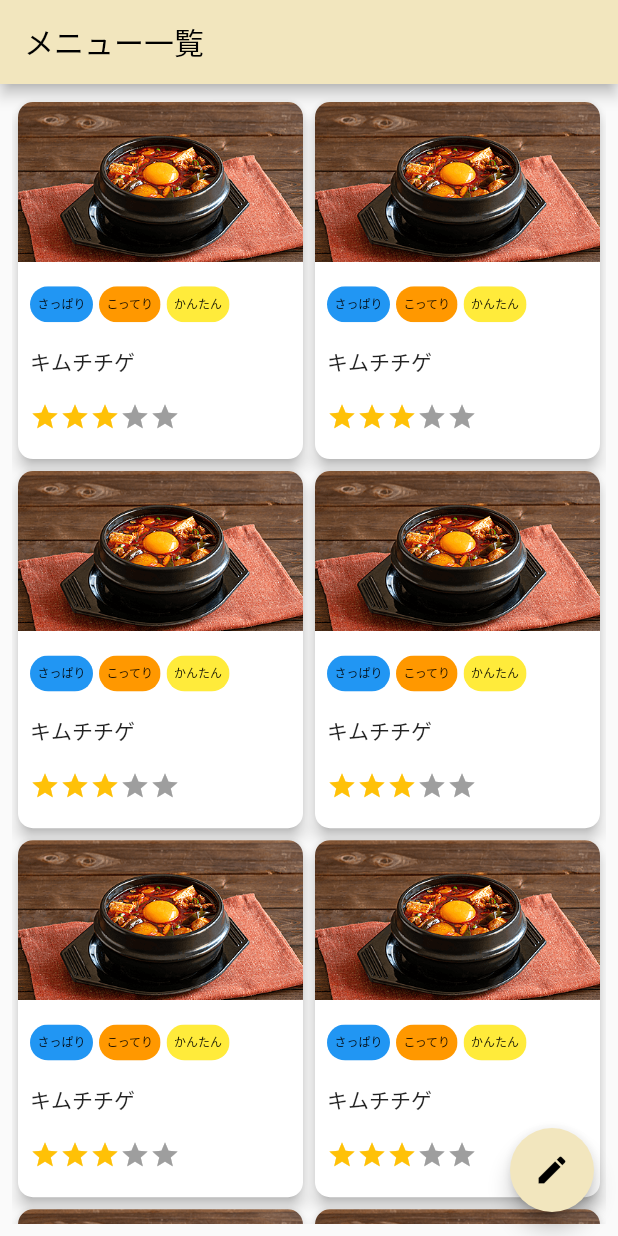
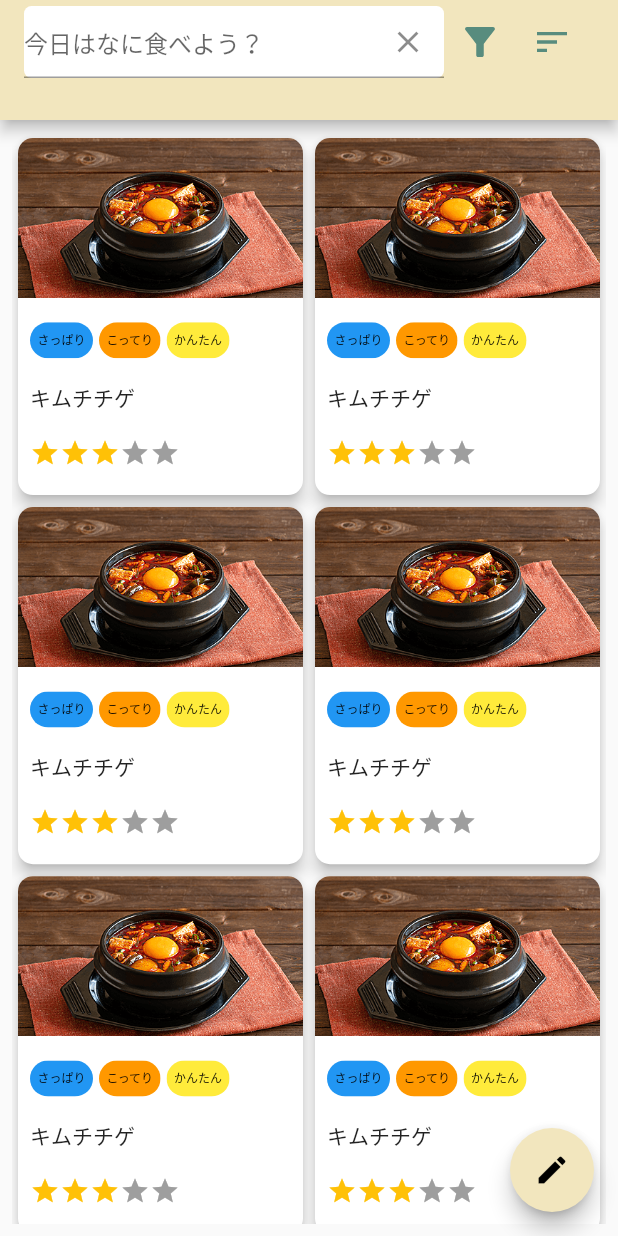
Before and after one commit to baekx/becos_kitchen, a Flutter app: the screen it shows after launch, on a phone screen of 412 x 824 dp. Run offline on Flutter 3.47's test engine with Material 2 defaults, Android fonts, the phone set to English and light mode, and no system bars; drawn by our look-alikes of flutter_rating_bar; our stand-ins replace cloud_firestore, firebase_core, flutter_riverpod, flutter_svg, freezed_annotation, image_picker; accounts and stored records are empty.

Commit message:
vector asset追加

```diff
--- a/lib/common/material_color.dart
+++ b/lib/common/material_color.dart
@@ -13,3 +13,5 @@ const MaterialColor customSwatch = MaterialColor(_mainColor, <int, Color>{
   800: Color(0xFFECDBA7),
   900: Color(0xFFE8D599),
 });
+
+const int iconColor = 0xFF588C7E;
--- a/lib/screen/main.dart
+++ b/lib/screen/main.dart
@@ -17,10 +17,12 @@ class MyApp extends StatelessWidget {
   @override
   Widget build(BuildContext context) {
     return MaterialApp(
+      debugShowCheckedModeBanner: false,
       title: "Beco's Kitchen",
       theme: ThemeData(
-        primarySwatch: customSwatch,
-      ),
+          primarySwatch: customSwatch,
+          iconTheme: const IconThemeData.fallback()
+              .copyWith(color: const Color(iconColor))),
       home: const MenuListPage(),
     );
   }
--- a/lib/screen/menu_list/menu_list_page.dart
+++ b/lib/screen/menu_list/menu_list_page.dart
@@ -5,6 +5,7 @@ import 'package:becos_kitchen/component/menu_card.dart';
 import 'package:becos_kitchen/screen/add_menu/add_menu_page.dart';
 import 'package:flutter/material.dart';
 import 'package:flutter_riverpod/flutter_riverpod.dart';
+import 'package:flutter_svg/flutter_svg.dart';
 import 'package:image_picker/image_picker.dart';
 
 class MenuListPage extends ConsumerStatefulWidget {
@@ -25,8 +26,43 @@ class _MenuListPageState extends ConsumerState<MenuListPage> {
     final double itemWidth = size.width / 2;
 
     return Scaffold(
-        appBar: AppBar(
-          title: const Text('メニュー一覧'),
+        appBar: PreferredSize(
+          preferredSize: const Size.fromHeight(80),
+          child: AppBar(
+            title: Row(
+              children: [
+                Container(
+                  width: 280,
+                  height: 48,
+                  decoration: BoxDecoration(
+                      color: Colors.white,
+                      borderRadius: BorderRadius.circular(5)),
+                  child: Center(
+                    child: TextField(
+                      decoration: InputDecoration(
+                          suffixIcon: IconButton(
+                              onPressed: () {}, icon: const Icon(Icons.clear)),
+                          hintText: "今日はなに食べよう？"),
+                    ),
+                  ),
+                ),
+                IconButton(
+                    onPressed: () {},
+                    icon: SvgPicture.asset(
+                      'assets/icons/filter.svg',
+                      width: 20,
+                      height: 20,
+                    )),
+                IconButton(
+                    onPressed: () {},
+                    icon: SvgPicture.asset(
+                      'assets/icons/sort.svg',
+                      width: 20,
+                      height: 20,
+                    )),
+              ],
+            ),
+          ),
         ),
         floatingActionButton: ExpandableFab(
           distance: 80.0,
--- a/pubspec.yaml
+++ b/pubspec.yaml
@@ -42,6 +42,7 @@ dependencies:
   flutter_rating_bar: ^4.0.1
   cloud_firestore: ^3.1.17
   image_picker: ^0.8.4+4
+  flutter_svg: ^1.1.1+1
 
 dev_dependencies:
   flutter_test:
@@ -71,6 +72,7 @@ flutter:
   # To add assets to your application, add an assets section, like this:
   assets:
     - assets/images/
+    - assets/icons/
   #   - images/a_dot_burr.jpeg
   #   - images/a_dot_ham.jpeg
 
```
Also changed, not shown: assets/icons/filter.svg (added), assets/icons/sort.svg (added), pubspec.lock.
